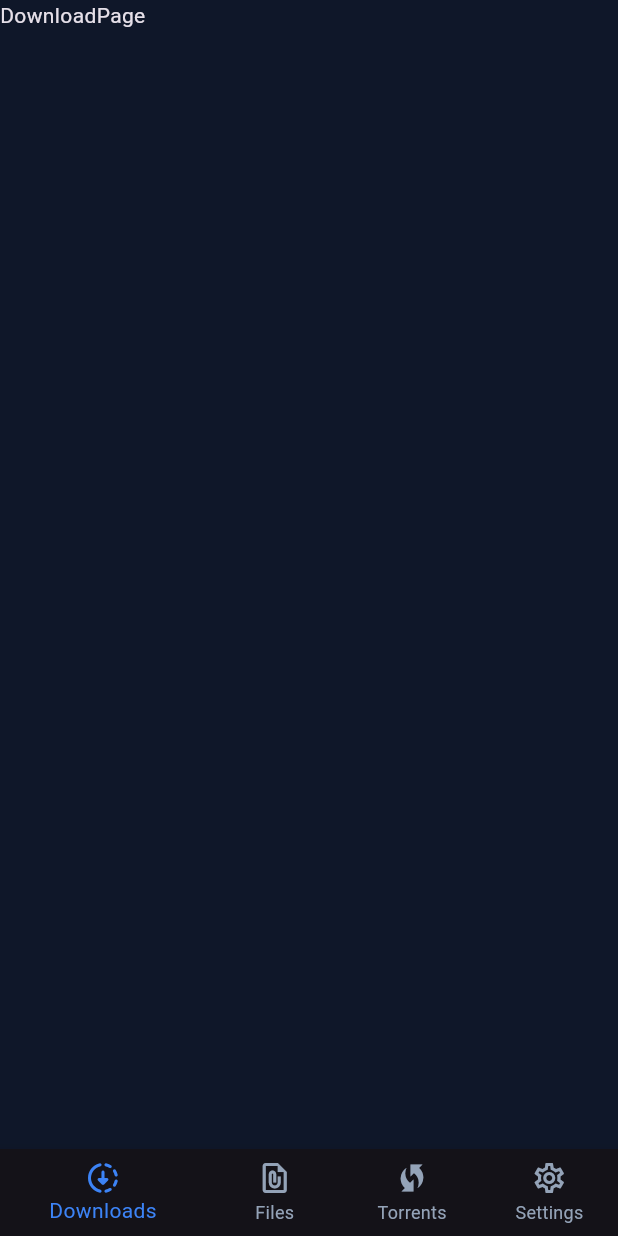
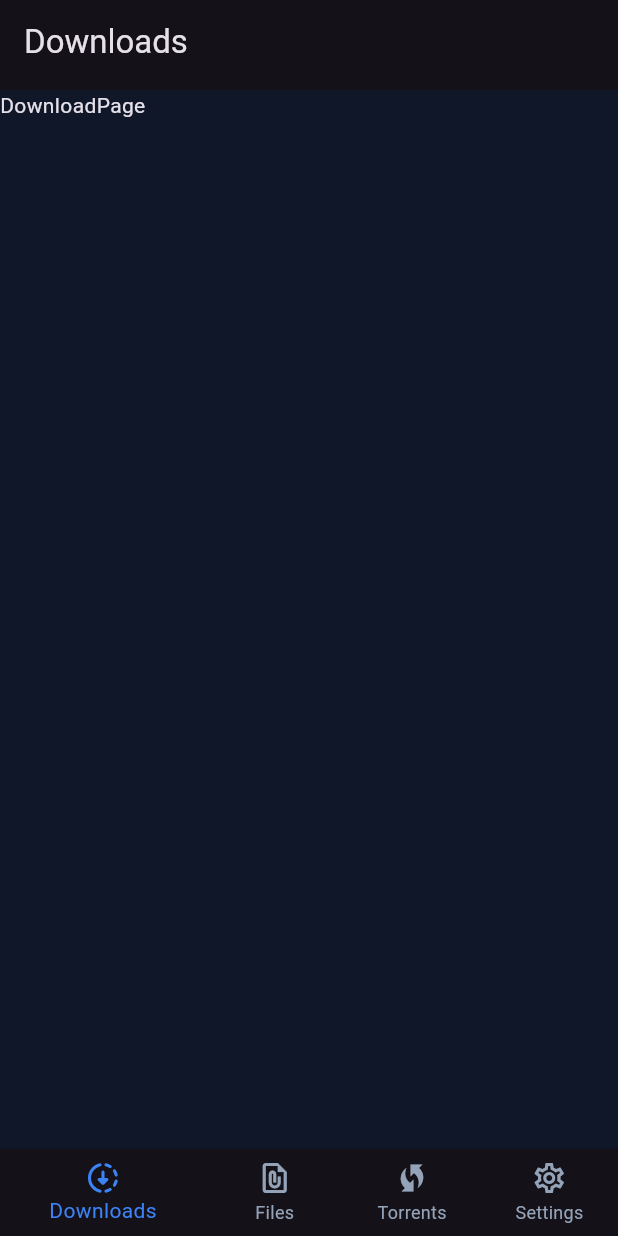
Before and after one commit to jchocola/easy_download_manager, a Flutter app: the screen it shows after launch, on a phone screen of 412 x 824 dp. Run offline on Flutter 3.47's test engine with Material 3 defaults, Android fonts, the phone set to English and light mode, and no system bars; our stand-ins replace adaptive_theme, go_router.

Commit message:
custom app bar

```diff
--- a/lib/presentation/downloads_page/downloads_page.dart
+++ b/lib/presentation/downloads_page/downloads_page.dart
@@ -1,3 +1,4 @@
+import 'package:easy_download_manager/widget/appbar.dart';
 import 'package:flutter/material.dart';
 
 class DownloadsPage extends StatelessWidget {
@@ -6,6 +7,7 @@ class DownloadsPage extends StatelessWidget {
   @override
   Widget build(BuildContext context) {
     return Scaffold(
+       appBar: AppAppBar(title: 'Downloads'),
       body: Text('DownloadPage'),
     );
   }
--- a/lib/presentation/files_page/files_page.dart
+++ b/lib/presentation/files_page/files_page.dart
@@ -1,3 +1,4 @@
+import 'package:easy_download_manager/widget/appbar.dart';
 import 'package:flutter/material.dart';
 
 class FilesPage extends StatelessWidget {
@@ -6,6 +7,7 @@ class FilesPage extends StatelessWidget {
   @override
   Widget build(BuildContext context) {
     return Scaffold(
+       appBar: AppAppBar(title: 'Files'),
       body: Text('FilePage'),
     );
   }
--- a/lib/presentation/settings_page/settings_page.dart
+++ b/lib/presentation/settings_page/settings_page.dart
@@ -1,3 +1,4 @@
+import 'package:easy_download_manager/widget/appbar.dart';
 import 'package:flutter/material.dart';
 
 class SettingsPage extends StatelessWidget {
@@ -6,6 +7,7 @@ class SettingsPage extends StatelessWidget {
   @override
   Widget build(BuildContext context) {
     return Scaffold(
+       appBar: AppAppBar(title: 'Settings'),
       body: Text('Setting page'),
     );
   }
--- a/lib/presentation/torrents_page/torrents_page.dart
+++ b/lib/presentation/torrents_page/torrents_page.dart
@@ -1,3 +1,4 @@
+import 'package:easy_download_manager/widget/appbar.dart';
 import 'package:flutter/material.dart';
 
 class TorrentsPage extends StatelessWidget {
@@ -6,6 +7,7 @@ class TorrentsPage extends StatelessWidget {
   @override
   Widget build(BuildContext context) {
     return Scaffold(
+      appBar: AppAppBar(title: 'Torrents'),
       body: Text('Torrent page'),
     );
   }
--- /dev/null
+++ b/lib/widget/appbar.dart
@@ -0,0 +1,15 @@
+import 'package:flutter/material.dart';
+
+class AppAppBar extends StatelessWidget implements PreferredSizeWidget {
+  const AppAppBar({super.key, required this.title});
+  final String title;
+  @override
+  Widget build(BuildContext context) {
+    return AppBar(
+      title: Text(title),
+    );
+  }
+
+  @override
+  Size get preferredSize => Size.fromHeight(60);
+}
```
